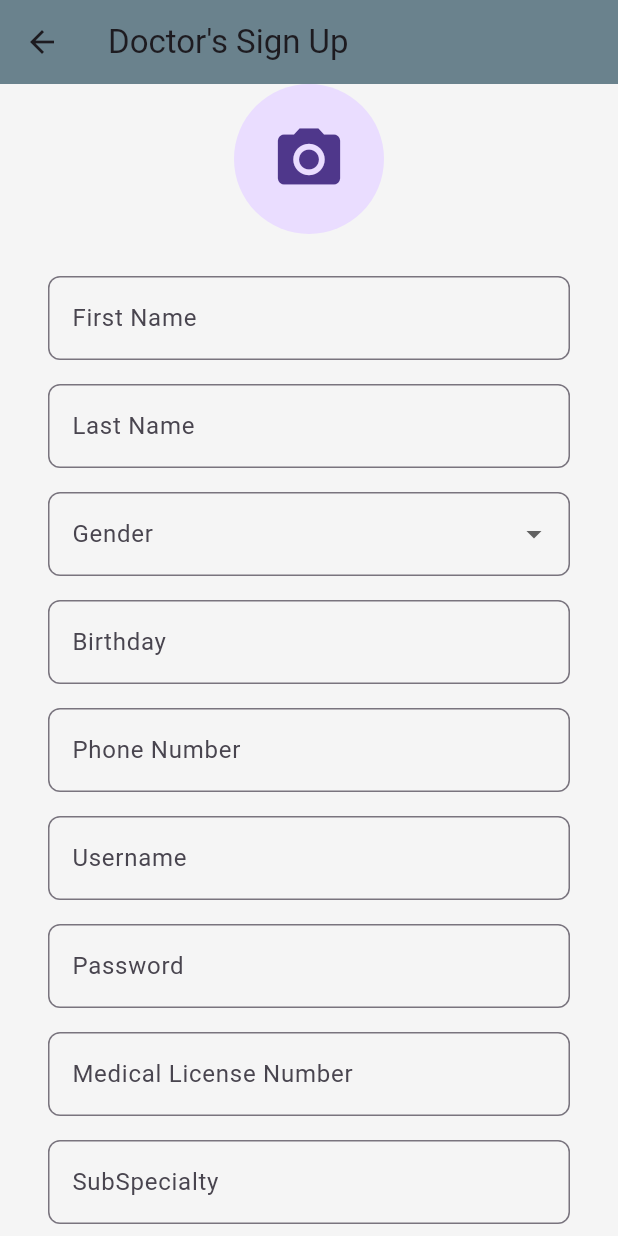
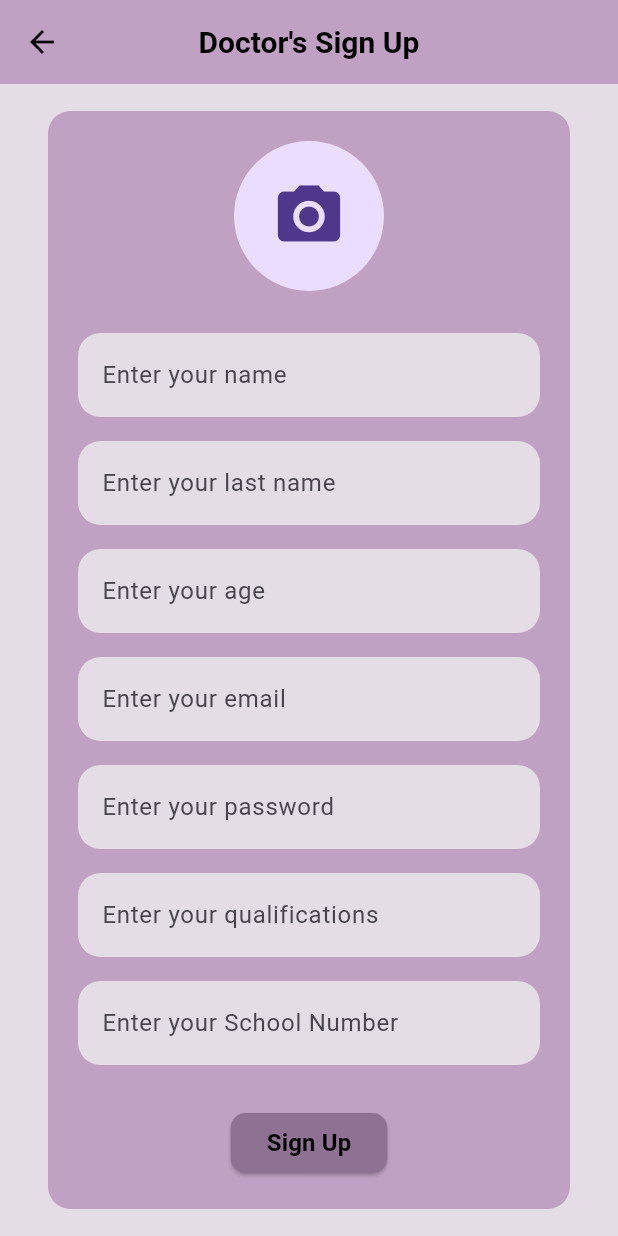
Before and after one commit to Grupo-Diseno-los-hormonales/experimentos_hormonal_care_mobile_frontend-prueba, a Flutter app: the SignUpDoctor screen opened directly, on a phone screen of 412 x 824 dp. Run offline on Flutter 3.47's test engine with Material 3 defaults, Android fonts, the phone set to English and light mode, and no system bars; our stand-ins replace confetti, flutter_spinbox, shared_preferences, syncfusion_flutter_calendar, timezone; accounts and stored records are empty.

Commit message:
feat: change sign ups styler

```diff
--- a/lib/scr/features/iam/presentation/pages/sign_up_doctor.dart
+++ b/lib/scr/features/iam/presentation/pages/sign_up_doctor.dart
@@ -54,11 +54,18 @@ class _SignUpDoctorState extends State<SignUpDoctor> {
   @override
   Widget build(BuildContext context) {
     return Scaffold(
+      backgroundColor: const Color(0xFFE5DDE6), // Fondo de la pantalla
       appBar: AppBar(
-        title: Text("Doctor's Sign Up"),
-        backgroundColor: Color(0xFF6A828D),
+        backgroundColor: const Color(0xFFC0A0C3), // Fondo morado del AppBar
+        title: const Text("Doctor's Sign Up"),
+        centerTitle: true,
+        titleTextStyle: const TextStyle(
+          color: Colors.black,
+          fontSize: 20.0,
+          fontWeight: FontWeight.bold,
+        ),
         leading: IconButton(
-          icon: Icon(Icons.arrow_back),
+          icon: const Icon(Icons.arrow_back, color: Colors.black),
           onPressed: () {
             Navigator.pop(context);
           },
@@ -68,6 +75,12 @@ class _SignUpDoctorState extends State<SignUpDoctor> {
         child: SingleChildScrollView(
           child: Padding(
             padding: const EdgeInsets.symmetric(horizontal: 32.0),
+            child: Container(
+              padding: const EdgeInsets.all(20),
+              decoration: BoxDecoration(
+                color: const Color(0xFFC0A0C3), // Fondo morado claro del formulario
+                borderRadius: BorderRadius.circular(15),
+              ),
               child: Form(
                 key: _formKey,
                 child: Column(
@@ -81,25 +94,37 @@ class _SignUpDoctorState extends State<SignUpDoctor> {
                       child: CircleAvatar(
                         radius: 50,
                         backgroundImage: _image.isNotEmpty ? NetworkImage(_image) : null,
-                      child: _image.isEmpty ? Icon(Icons.camera_alt, size: 50) : null,
+                        child: _image.isEmpty ? const Icon(Icons.camera_alt, size: 50) : null,
                       ),
                     ),
-                  SizedBox(height: 20),
-                  _buildTextField(_firstNameController, 'First Name'),
-                  _buildTextField(_lastNameController, 'Last Name'),
-                  _buildDropdownField(_genderController, 'Gender', ['Male', 'Female']),
-                  _buildTextField(_birthdayController, 'Birthday'),
-                  _buildTextField(_phoneNumberController, 'Phone Number'),
-                  _buildTextField(_usernameController, 'Username'),
-                  _buildTextField(_passwordController, 'Password', obscureText: true),
-                  _buildTextField(_medicalLicenseNumberController, 'Medical License Number'),
-                  _buildTextField(_subSpecialtyController, 'SubSpecialty'),
-                  SizedBox(height: 20),
+                    const SizedBox(height: 20),
+                    _buildTextField(_firstNameController, 'Enter your name'),
+                    _buildTextField(_lastNameController, 'Enter your last name'),
+                    _buildTextField(_birthdayController, 'Enter your age'),
+                    _buildTextField(_usernameController, 'Enter your email'),
+                    _buildTextField(_passwordController, 'Enter your password', obscureText: true),
+                    _buildTextField(_subSpecialtyController, 'Enter your qualifications'),
+                    _buildTextField(_medicalLicenseNumberController, 'Enter your School Number'),
+                    const SizedBox(height: 20),
                     ElevatedButton(
                       onPressed: _submit,
-                    child: Text('Sign Up'),
+                      style: ElevatedButton.styleFrom(
+                        backgroundColor: const Color(0xFF8F7193), // Fondo morado del botón
+                        shape: RoundedRectangleBorder(
+                          borderRadius: BorderRadius.circular(10),
+                        ),
+                      ),
+                      child: const Text(
+                        'Sign Up',
+                        style: TextStyle(
+                          color: Colors.black,
+                          fontWeight: FontWeight.bold,
+                          fontSize: 16,
+                        ),
+                      ),
                     ),
                   ],
+                ),
               ),
             ),
           ),
@@ -115,8 +140,11 @@ class _SignUpDoctorState extends State<SignUpDoctor> {
         controller: controller,
         decoration: InputDecoration(
           labelText: label,
+          filled: true,
+          fillColor: const Color(0xFFE5DDE6), // Fondo morado claro del campo de texto
           border: OutlineInputBorder(
-            borderRadius: BorderRadius.circular(8.0),
+            borderRadius: BorderRadius.circular(15),
+            borderSide: BorderSide.none,
           ),
         ),
         obscureText: obscureText,
@@ -129,36 +157,4 @@ class _SignUpDoctorState extends State<SignUpDoctor> {
       ),
     );
   }
-
-  Widget _buildDropdownField(TextEditingController controller, String label, List<String> items) {
-    return Padding(
-      padding: const EdgeInsets.symmetric(vertical: 8.0),
-      child: DropdownButtonFormField<String>(
-        decoration: InputDecoration(
-          labelText: label,
-          border: OutlineInputBorder(
-            borderRadius: BorderRadius.circular(8.0),
-          ),
-        ),
-        value: controller.text.isNotEmpty ? controller.text : null,
-        items: items.map((String item) {
-          return DropdownMenuItem<String>(
-            value: item,
-            child: Text(item),
-          );
-        }).toList(),
-        onChanged: (String? newValue) {
-          setState(() {
-            controller.text = newValue!;
-          });
-        },
-        validator: (value) {
-          if (value == null || value.isEmpty) {
-            return 'Please select $label';
 }
-          return null;
-        },
-      ),
-    );
-  }
-}
```
Also changed, not shown: lib/scr/features/iam/presentation/pages/sign_up_patient.dart (+51 -20 lines). Lines whose indentation alone changed are shown as unchanged.
